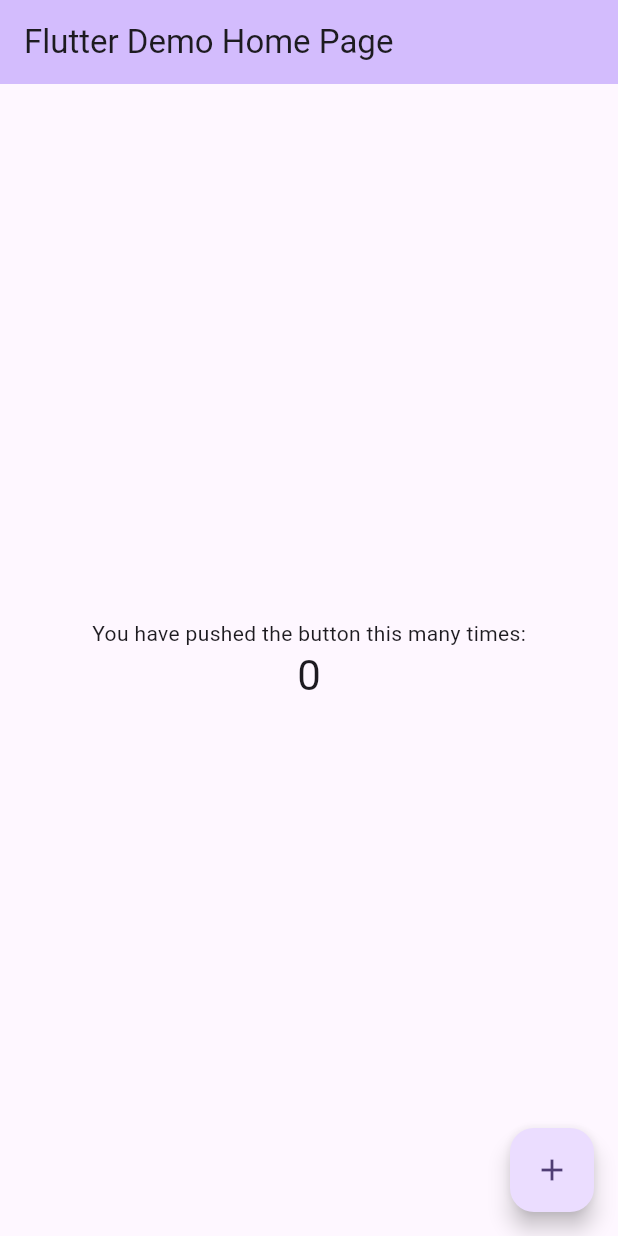
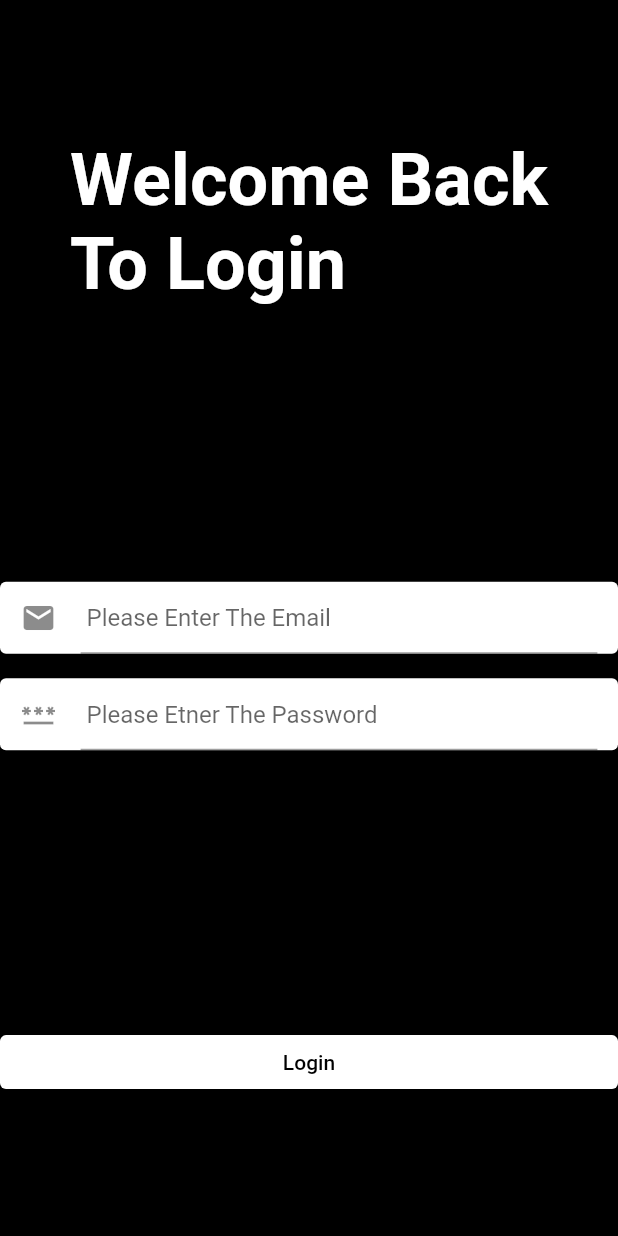
Before and after one commit to Muhammed-Ekmen/riverpod_login_app, a Flutter app: the screen it shows after launch, on a phone screen of 412 x 824 dp. Run offline on Flutter 3.47's test engine with Material 2 defaults, Android fonts, the phone set to English and light mode, and no system bars; our stand-ins replace flutter_riverpod.

Commit message:
login screen ui has finished

```diff
--- /dev/null
+++ b/lib/interface/screens/login/view/login_view.dart
@@ -0,0 +1,58 @@
+import 'package:flutter/material.dart';
+import 'package:flutter_riverpod/flutter_riverpod.dart';
+import 'package:riverpod_login_app/interface/widgets/button/regular_button.dart';
+import 'package:riverpod_login_app/interface/widgets/textFormField/regular_text_field.dart';
+
+class LoginView extends ConsumerWidget {
+  const LoginView({super.key});
+
+  @override
+  Widget build(BuildContext context, WidgetRef ref) => SafeArea(
+        child: Scaffold(
+          backgroundColor: Colors.black,
+          body: Column(
+            mainAxisAlignment: MainAxisAlignment.spaceAround,
+            crossAxisAlignment: CrossAxisAlignment.center,
+            children: [_title, _formFields(context), _loginButton],
+          ),
+        ),
+      );
+}
+
+//MARK: Title
+extension LoginViewTitleField on LoginView {
+  get _title => const FittedBox(
+        child: Text(
+          "Welcome Back\nTo Login",
+          style: TextStyle(fontSize: 48, color: Colors.white, fontWeight: FontWeight.bold),
+        ),
+      );
+}
+
+//MARK: Email And Password Text Form Field
+extension LoginViewEmailField on LoginView {
+  _formFields(BuildContext context) => Column(
+        children: [
+          _emailTextFormField,
+          _placeHolder(context),
+          _passwordTextFormField,
+        ],
+      );
+
+  get _emailTextFormField => const RegularTextField(
+        hintText: " Please Enter The Email",
+        icon: Icons.mail,
+      );
+
+  _placeHolder(BuildContext context) => SizedBox(height: MediaQuery.sizeOf(context).height / 50);
+
+  get _passwordTextFormField => const RegularTextField(
+        hintText: " Please Etner The Password",
+        icon: Icons.password,
+      );
+}
+
+//MARK: Login Button
+extension LoginViewLoginButton on LoginView {
+  get _loginButton => RegularButton(onPressed: () {}, label: "Login");
+}
--- /dev/null
+++ b/lib/interface/widgets/button/regular_button.dart
@@ -0,0 +1,24 @@
+import 'package:flutter/material.dart';
+
+class RegularButton extends StatelessWidget {
+  const RegularButton({super.key, required this.onPressed, required this.label});
+  final VoidCallback onPressed;
+  final String label;
+
+  @override
+  Widget build(BuildContext context) => SizedBox(
+        width: MediaQuery.of(context).size.width,
+        child: _elevatedButton,
+      );
+
+  get _elevatedButton => ElevatedButton(
+        style: _elevatedButtonStyle,
+        onPressed: onPressed,
+        child: Text(label),
+      );
+
+  get _elevatedButtonStyle => ButtonStyle(
+        backgroundColor: MaterialStateProperty.all(Colors.white),
+        foregroundColor: MaterialStateProperty.all(Colors.black),
+      );
+}
--- /dev/null
+++ b/lib/interface/widgets/textFormField/regular_text_field.dart
@@ -0,0 +1,32 @@
+import 'package:flutter/material.dart';
+
+class RegularTextField extends StatelessWidget {
+  const RegularTextField({super.key, this.controller, this.widht, this.height, this.hintText, this.icon});
+  final TextEditingController? controller;
+  final double? widht;
+  final double? height;
+  final String? hintText;
+  final IconData? icon;
+
+  @override
+  Widget build(BuildContext context) => Container(
+        padding: EdgeInsets.symmetric(horizontal: MediaQuery.of(context).size.width / 30),
+        width: widht,
+        height: height,
+        decoration: _boxDecoration,
+        child: _textField,
+      );
+
+  get _boxDecoration => BoxDecoration(color: Colors.white, borderRadius: BorderRadius.circular(4));
+
+  TextFormField get _textField => TextFormField(
+        decoration: _inputDecoration,
+        cursorColor: Colors.black,
+        controller: controller,
+      );
+
+  get _inputDecoration => InputDecoration(
+        icon: Icon(icon),
+        hintText: hintText ?? "",
+      );
+}
--- a/lib/main.dart
+++ b/lib/main.dart
@@ -1,125 +1,17 @@
 import 'package:flutter/material.dart';
+import 'package:flutter_riverpod/flutter_riverpod.dart';
+import 'package:riverpod_login_app/interface/screens/login/view/login_view.dart';
 
-void main() {
-  runApp(const MyApp());
+void main(List<String> args) {
+  runApp(const ProviderScope(child: MyApp()));
 }
 
 class MyApp extends StatelessWidget {
   const MyApp({super.key});
 
-  // This widget is the root of your application.
   @override
-  Widget build(BuildContext context) {
-    return MaterialApp(
-      title: 'Flutter Demo',
-      theme: ThemeData(
-        // This is the theme of your application.
-        //
-        // TRY THIS: Try running your application with "flutter run". You'll see
-        // the application has a blue toolbar. Then, without quitting the app,
-        // try changing the seedColor in the colorScheme below to Colors.green
-        // and then invoke "hot reload" (save your changes or press the "hot
-        // reload" button in a Flutter-supported IDE, or press "r" if you used
-        // the command line to start the app).
-        //
-        // Notice that the counter didn't reset back to zero; the application
-        // state is not lost during the reload. To reset the state, use hot
-        // restart instead.
-        //
-        // This works for code too, not just values: Most code changes can be
-        // tested with just a hot reload.
-        colorScheme: ColorScheme.fromSeed(seedColor: Colors.deepPurple),
-        useMaterial3: true,
-      ),
-      home: const MyHomePage(title: 'Flutter Demo Home Page'),
-    );
-  }
+  Widget build(BuildContext context) => const MaterialApp(
+        debugShowCheckedModeBanner: false,
+        home: LoginView(),
+      );
 }
-
-class MyHomePage extends StatefulWidget {
-  const MyHomePage({super.key, required this.title});
-
-  // This widget is the home page of your application. It is stateful, meaning
-  // that it has a State object (defined below) that contains fields that affect
-  // how it looks.
-
-  // This class is the configuration for the state. It holds the values (in this
-  // case the title) provided by the parent (in this case the App widget) and
-  // used by the build method of the State. Fields in a Widget subclass are
-  // always marked "final".
-
-  final String title;
-
-  @override
-  State<MyHomePage> createState() => _MyHomePageState();
-}
-
-class _MyHomePageState extends State<MyHomePage> {
-  int _counter = 0;
-
-  void _incrementCounter() {
-    setState(() {
-      // This call to setState tells the Flutter framework that something has
-      // changed in this State, which causes it to rerun the build method below
-      // so that the display can reflect the updated values. If we changed
-      // _counter without calling setState(), then the build method would not be
-      // called again, and so nothing would appear to happen.
-      _counter++;
-    });
-  }
-
-  @override
-  Widget build(BuildContext context) {
-    // This method is rerun every time setState is called, for instance as done
-    // by the _incrementCounter method above.
-    //
-    // The Flutter framework has been optimized to make rerunning build methods
-    // fast, so that you can just rebuild anything that needs updating rather
-    // than having to individually change instances of widgets.
-    return Scaffold(
-      appBar: AppBar(
-        // TRY THIS: Try changing the color here to a specific color (to
-        // Colors.amber, perhaps?) and trigger a hot reload to see the AppBar
-        // change color while the other colors stay the same.
-        backgroundColor: Theme.of(context).colorScheme.inversePrimary,
-        // Here we take the value from the MyHomePage object that was created by
-        // the App.build method, and use it to set our appbar title.
-        title: Text(widget.title),
-      ),
-      body: Center(
-        // Center is a layout widget. It takes a single child and positions it
-        // in the middle of the parent.
-        child: Column(
-          // Column is also a layout widget. It takes a list of children and
-          // arranges them vertically. By default, it sizes itself to fit its
-          // children horizontally, and tries to be as tall as its parent.
-          //
-          // Column has various properties to control how it sizes itself and
-          // how it positions its children. Here we use mainAxisAlignment to
-          // center the children vertically; the main axis here is the vertical
-          // axis because Columns are vertical (the cross axis would be
-          // horizontal).
-          //
-          // TRY THIS: Invoke "debug painting" (choose the "Toggle Debug Paint"
-          // action in the IDE, or press "p" in the console), to see the
-          // wireframe for each widget.
-          mainAxisAlignment: MainAxisAlignment.center,
-          children: <Widget>[
-            const Text(
-              'You have pushed the button this many times:',
-            ),
-            Text(
-              '$_counter',
-              style: Theme.of(context).textTheme.headlineMedium,
-            ),
-          ],
-        ),
-      ),
-      floatingActionButton: FloatingActionButton(
-        onPressed: _incrementCounter,
-        tooltip: 'Increment',
-        child: const Icon(Icons.add),
-      ), // This trailing comma makes auto-formatting nicer for build methods.
-    );
-  }
-}
--- a/pubspec.yaml
+++ b/pubspec.yaml
@@ -35,6 +35,7 @@ dependencies:
   # The following adds the Cupertino Icons font to your application.
   # Use with the CupertinoIcons class for iOS style icons.
   cupertino_icons: ^1.0.2
+  flutter_riverpod: ^2.4.6
 
 dev_dependencies:
   flutter_test:
```
Also changed, not shown: lib/interface/screens/login/controller/login_controller.dart (added), lib/interface/screens/login/view_model/login_view_model.dart (added), pubspec.lock.
